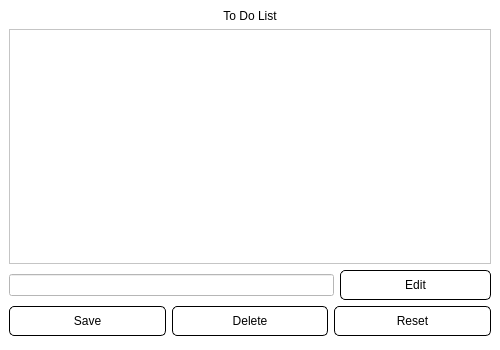
The window that _uiFiles/modify_sub.ui (Non-duality/-) describes before a commit, drawn with Qt 5.
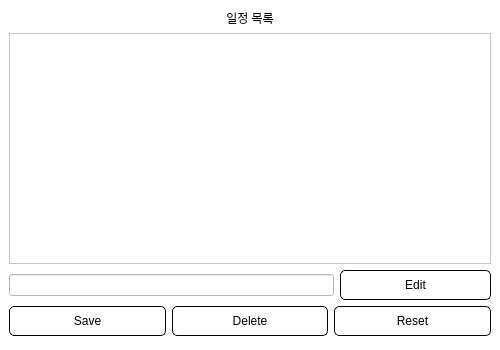
The same window after the commit.

What changed in the file:
```diff
--- a/_uiFiles/modify_sub.ui
+++ b/_uiFiles/modify_sub.ui
@@ -50,7 +50,7 @@
        <string notr="true">font: 81 12pt &quot;나눔스퀘어 Bold&quot;;</string>
       </property>
       <property name="text">
-       <string>To Do List</string>
+       <string>일정 목록</string>
       </property>
       <property name="alignment">
        <set>Qt::AlignCenter</set>
```
